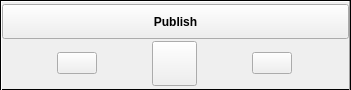
The window that DMHelper/src/publishbuttonframe.ui (MMetze/DMHelper) describes before a commit, drawn with Qt 5.
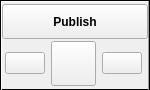
The same window after the commit. Icons and pictures are not drawn. Custom widgets are drawn as their Qt base class.

```diff
--- a/DMHelper/src/publishbuttonframe.ui
+++ b/DMHelper/src/publishbuttonframe.ui
@@ -6,7 +6,7 @@
    <rect>
     <x>0</x>
     <y>0</y>
-    <width>351</width>
+    <width>150</width>
     <height>90</height>
    </rect>
   </property>
@@ -18,7 +18,7 @@
   </property>
   <property name="minimumSize">
    <size>
-    <width>0</width>
+    <width>150</width>
     <height>90</height>
    </size>
   </property>
@@ -128,6 +128,9 @@
       </item>
       <item>
        <layout class="QHBoxLayout" name="horizontalLayout">
+        <property name="spacing">
+         <number>3</number>
+        </property>
         <item>
          <spacer name="horizontalSpacer_3">
           <property name="orientation">
@@ -138,7 +141,7 @@
           </property>
           <property name="sizeHint" stdset="0">
            <size>
-            <width>40</width>
+            <width>0</width>
             <height>20</height>
            </size>
           </property>
@@ -178,7 +181,7 @@
           </property>
           <property name="sizeHint" stdset="0">
            <size>
-            <width>40</width>
+            <width>0</width>
             <height>20</height>
            </size>
           </property>
@@ -219,7 +222,7 @@
           </property>
           <property name="sizeHint" stdset="0">
            <size>
-            <width>40</width>
+            <width>0</width>
             <height>20</height>
            </size>
           </property>
@@ -259,7 +262,7 @@
           </property>
           <property name="sizeHint" stdset="0">
            <size>
-            <width>40</width>
+            <width>0</width>
             <height>20</height>
            </size>
           </property>
```
